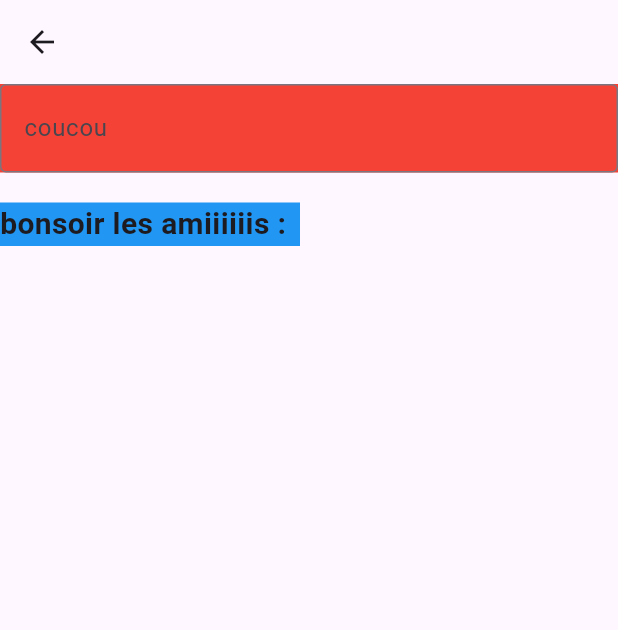
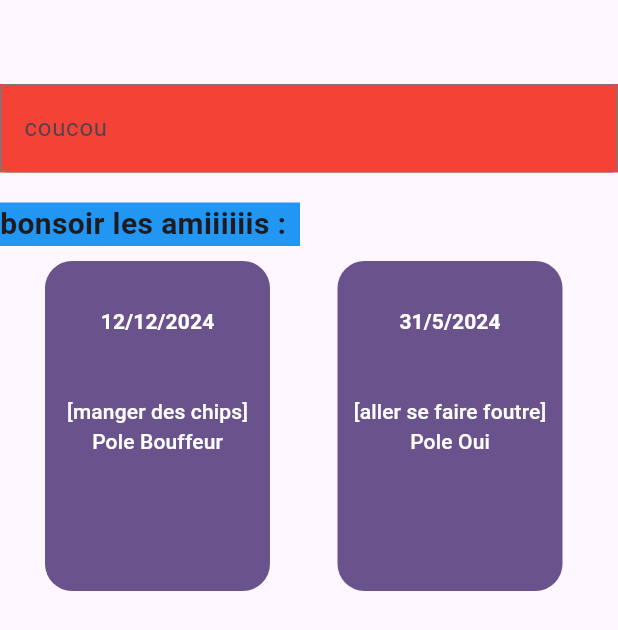
Before and after one commit to MyApero/HOD-App, a Flutter app: the TestScreen screen opened directly, on a phone screen of 412 x 824 dp. Shown: the top 630 px of the screen. Run offline on Flutter 3.47's test engine with Material 3 defaults, Android fonts, the phone set to English and light mode, and no system bars.

Commit message:
feat: event card widget

```diff
--- a/lib/main.dart
+++ b/lib/main.dart
@@ -26,10 +26,10 @@ class MyApp extends StatelessWidget {
       title: 'HOD App',
       debugShowCheckedModeBanner: false,
       theme: theme,
-      home: AppScaffold(
-        pages: _pages
-      ),
-      // home: TestScreen()
+      // home: AppScaffold(
+      //   pages: _pages
+      // ),
+      home: TestScreen()
     );
   }
 }
--- a/lib/tests/test_screen.dart
+++ b/lib/tests/test_screen.dart
@@ -1,4 +1,5 @@
 import 'package:flutter/material.dart';
+import 'package:hod_app/widgets/card.dart';
 import 'package:hod_app/widgets/simple_text.dart';
 import 'package:hod_app/widgets/text_box.dart';
 
@@ -23,6 +24,12 @@ class TestScreen extends StatelessWidget {
               width: 200,
               color: Colors.blue,
               child: SimpleText(text: "bonsoir les amiiiiiis :")),
+          Row(
+              children: [
+                EventCard(date: DateTime.utc(2024, 12, 12), name: "manger des chips", pole: "Bouffeur"),
+                EventCard(date: DateTime.now(), name: "aller se faire foutre", pole: "Oui"),
+              ],
+            ),
         ],
       ),
     );
--- /dev/null
+++ b/lib/widgets/card.dart
@@ -0,0 +1,48 @@
+import 'package:flutter/material.dart';
+import 'package:flutter/rendering.dart';
+import 'package:flutter/widgets.dart';
+
+class EventCard extends StatelessWidget {
+  EventCard({super.key, required this.date, required this.name, required this.pole})
+      : dateParse = DateTime.parse(date.toString());
+  DateTime date;
+  final String name;
+  final String pole;
+  DateTime dateParse;
+
+  @override
+  Widget build(BuildContext context) {
+    String formattedDate =
+        "${dateParse.day}/${dateParse.month}/${dateParse.year}";
+    return Container(
+      margin: const EdgeInsets.fromLTRB(30, 10, 15, 10),
+      child: FilledButton(
+        style: ButtonStyle(
+          padding: const WidgetStatePropertyAll(
+            EdgeInsets.fromLTRB(0, 30, 0, 20),
+          ),
+          shape: WidgetStatePropertyAll(
+            RoundedRectangleBorder(
+              borderRadius: BorderRadius.circular(18.0),
+            ),
+          ),
+          fixedSize: const WidgetStatePropertyAll(
+            Size(150, 220),
+          ),
+        ),
+        onPressed: () {},
+        child: Column(
+          children: [
+            Text(
+              formattedDate,
+              style: const TextStyle(fontWeight: FontWeight.bold),
+            ),
+            const SizedBox(height: 40),
+            Text("[$name]"),
+            Text("Pole $pole"),
+          ],
+        ),
+      ),
+    );
+  }
+}
```
